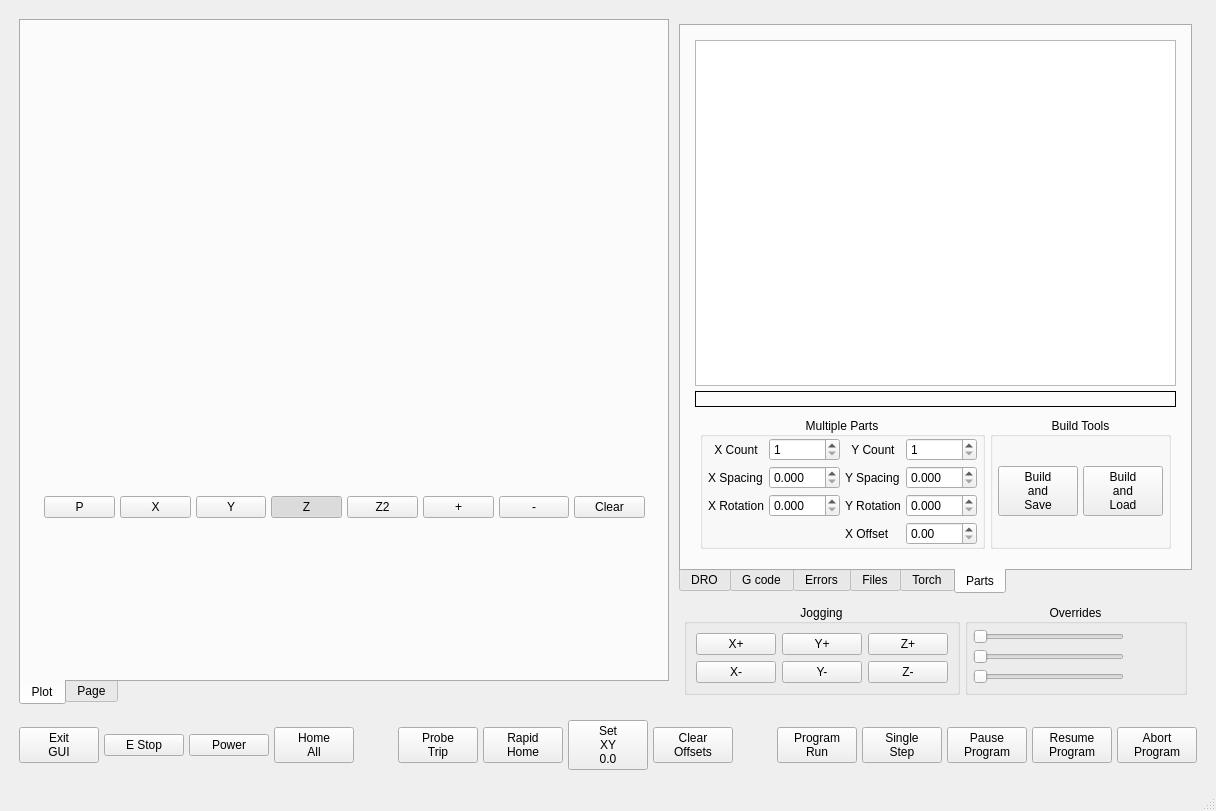
This is plasma_v2/ui/mainwindow.ui in jethornton/plasma_v2 as Qt 5 draws it before an edit. The edited form follows.
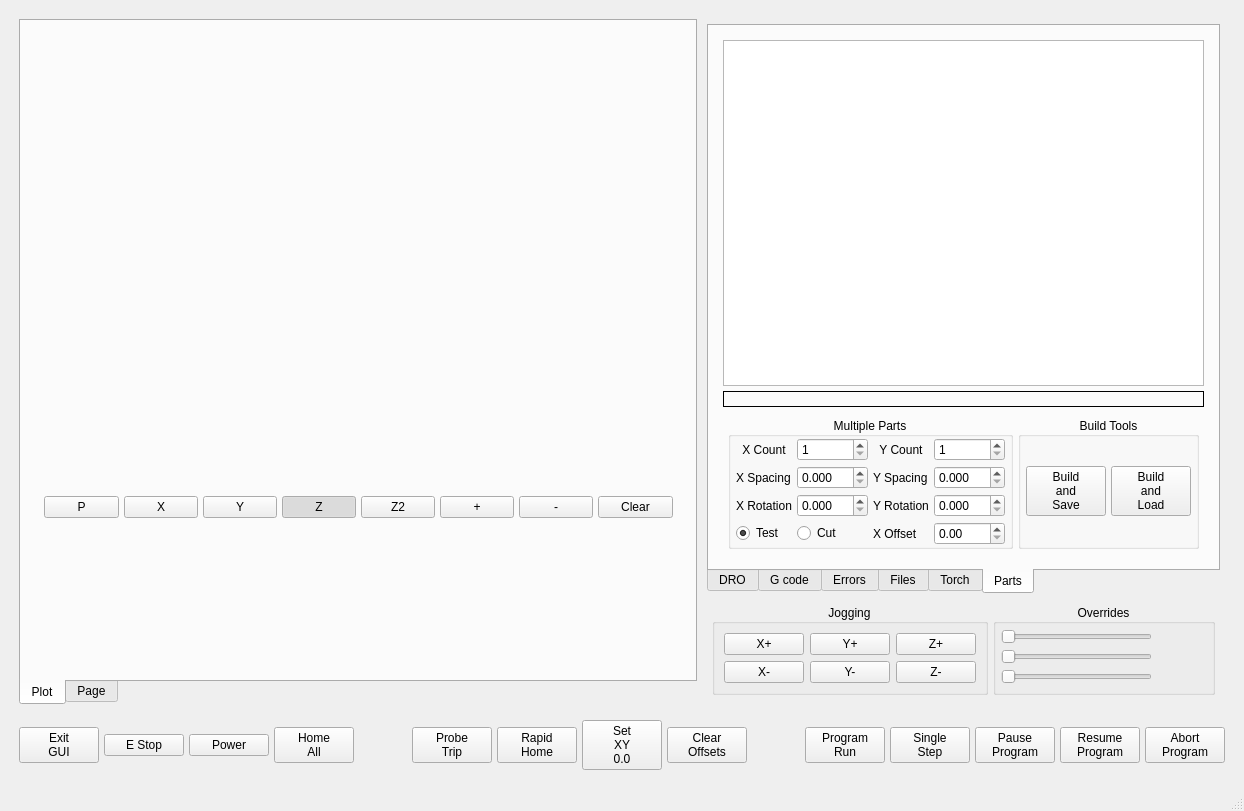
This is the edited form. The open tabs and pages were chosen to show the change. Custom widgets are drawn as their Qt base class.

Commit message: wip cut parts routine

```diff
--- a/plasma_v2/ui/mainwindow.ui
+++ b/plasma_v2/ui/mainwindow.ui
@@ -6,7 +6,7 @@
    <rect>
     <x>0</x>
     <y>0</y>
-    <width>1200</width>
+    <width>1244</width>
     <height>811</height>
    </rect>
   </property>
@@ -1187,6 +1187,29 @@
                           <item row="4" column="3">
                            <widget class="QDoubleSpinBox" name="xEvenOffsetSb"/>
                           </item>
+                          <item row="4" column="0">
+                           <widget class="QRadioButton" name="partsTestRb">
+                            <property name="text">
+                             <string>Test</string>
+                            </property>
+                            <property name="checked">
+                             <bool>true</bool>
+                            </property>
+                            <attribute name="buttonGroup">
+                             <string notr="true">partsBtnGrp</string>
+                            </attribute>
+                           </widget>
+                          </item>
+                          <item row="4" column="1">
+                           <widget class="QRadioButton" name="partsCutRb">
+                            <property name="text">
+                             <string>Cut</string>
+                            </property>
+                            <attribute name="buttonGroup">
+                             <string notr="true">partsBtnGrp</string>
+                            </attribute>
+                           </widget>
+                          </item>
                          </layout>
                         </widget>
                        </item>
```
Left out of the diff: 21 changed lines with no effect on the pictures. The commit also changes 3 other files.
